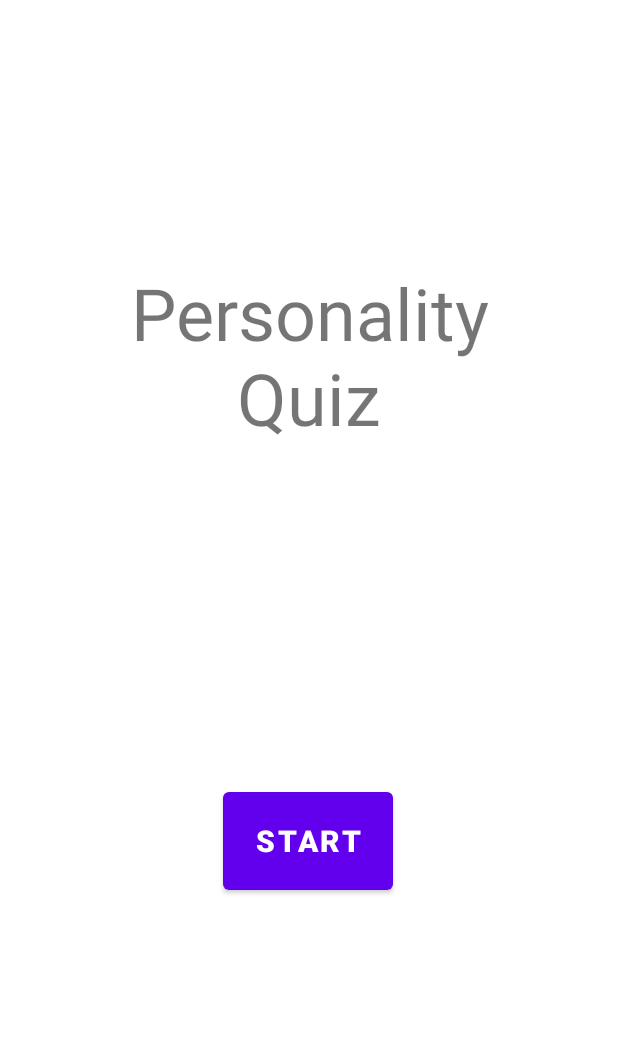
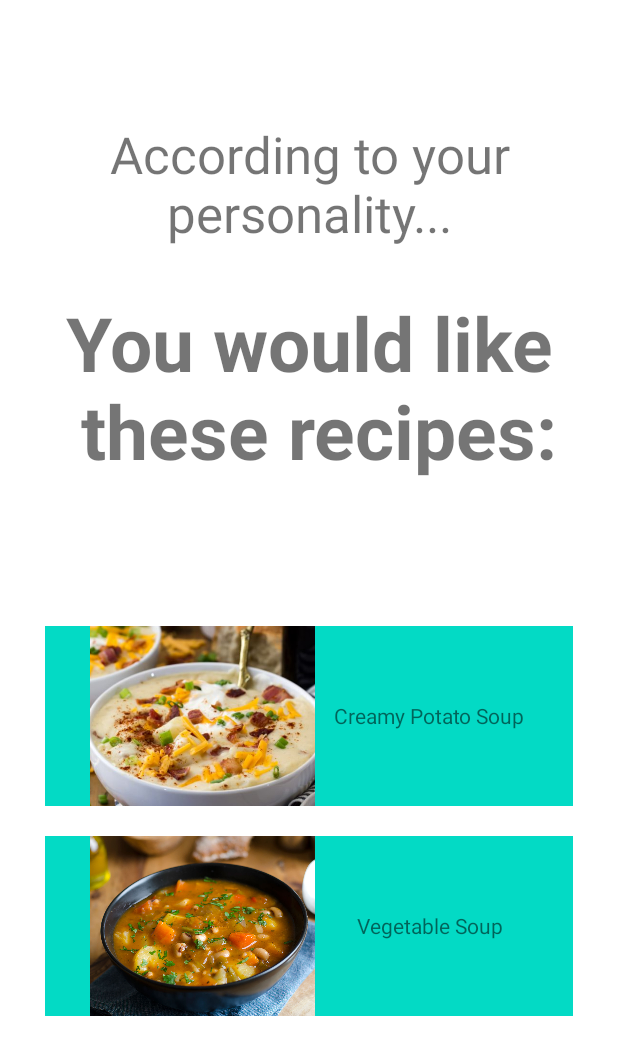
Before and after one commit to hwangdav000/Munchies, an Android app: the PersonalityQuizActivity screen opened directly, with no data from a screen before it, after a tap on "INTROVERT", on a phone screen of 412 x 824 dp. Shown: the top 1055 px of the screen. Run offline under Robolectric (Android 15) with nearby library versions, the light colour scheme and no system bars; Roboto replaces fonts that are not available here; 2 other taps on this screen came first.

Commit message:
completed personality quiz and recipe pages - need more styling

```diff
--- a/app/src/main/java/com/example/csci5115_munchies/PersonalityQuizActivity.java
+++ b/app/src/main/java/com/example/csci5115_munchies/PersonalityQuizActivity.java
@@ -36,14 +36,20 @@ public class PersonalityQuizActivity extends AppCompatActivity {
     private void updateQuestion(int a){
         if (a == 0){
             // check if reached last question
-            if (questionNum == questionLibrary.getSize()-1){
-                exitQuiz();
+            if (questionNum >= questionLibrary.getSize()-1){
+                Intent intent = new Intent(this, PersonalityQuizRecommendation.class);
+                startActivity(intent);
+                finish();
+                return;
             }
             questionNum++;
         } else {
             // if you click back at the first question, leave quiz
             if (questionNum == 0){
-                exitQuiz();
+                Intent intent = new Intent(this, PersonalityStart.class);
+                startActivity(intent);
+                finish();
+                return;
             }
             questionNum--;
         }
@@ -58,10 +64,5 @@ public class PersonalityQuizActivity extends AppCompatActivity {
         c2Text.setText(questionLibrary.getChoice2(questionNum));
     }
 
-    /** Start button starts the quiz */
-    public void exitQuiz() {
-        Intent intent = new Intent(this, PersonalityStart.class);
-        startActivity(intent);
-    }
 
 }
--- a/app/src/main/res/layout/activity_personality_quiz_recommendation.xml
+++ b/app/src/main/res/layout/activity_personality_quiz_recommendation.xml
@@ -13,7 +13,7 @@
         android:layout_marginTop="80dp"
         android:gravity="center"
         android:text="According to your personality..."
-        android:textSize="30dp"
+        android:textSize="34sp"
         app:layout_constraintEnd_toEndOf="parent"
         app:layout_constraintStart_toStartOf="parent"
         app:layout_constraintTop_toTopOf="parent" />
@@ -22,10 +22,10 @@
         android:id="@+id/preface2"
         android:layout_width="wrap_content"
         android:layout_height="wrap_content"
-        android:layout_marginTop="50dp"
+        android:layout_marginTop="30dp"
         android:gravity="center"
         android:text="You would like\n these recipes:"
-        android:textSize="40dp"
+        android:textSize="50dp"
         android:textStyle="bold"
         app:layout_constraintEnd_toEndOf="parent"
         app:layout_constraintStart_toStartOf="parent"
@@ -35,6 +35,69 @@
         android:layout_width="match_parent"
         android:layout_height="wrap_content"
         android:layout_marginTop="30dp"
+        android:layout_marginBottom="80dp"
         android:orientation="vertical"
-        app:layout_constraintTop_toBottomOf="@+id/preface2"></LinearLayout>
+        app:layout_constraintBottom_toBottomOf="parent"
+        app:layout_constraintTop_toBottomOf="@+id/preface2">
+
+        <LinearLayout
+            android:id="@+id/potatoSoupButton"
+            android:layout_width="match_parent"
+            android:layout_height="wrap_content"
+            android:layout_marginLeft="30dp"
+            android:layout_marginRight="30dp"
+            android:background="@color/teal_200"
+            android:clickable="true"
+            android:onClick="gotoRecipe"
+            android:orientation="horizontal">
+
+            <ImageView
+                android:layout_width="150dp"
+                android:layout_height="120dp"
+                android:layout_gravity="left"
+                android:layout_marginLeft="30dp"
+                android:adjustViewBounds="true"
+                android:scaleType="centerCrop"
+                app:srcCompat="@drawable/potatoimg" />
+
+            <TextView
+                android:layout_width="wrap_content"
+                android:layout_height="match_parent"
+                android:layout_marginLeft="10dp"
+                android:layout_marginRight="30dp"
+                android:layout_weight="1"
+                android:gravity="center"
+                android:text="Creamy Potato Soup" />
+
+        </LinearLayout>
+
+        <LinearLayout
+            android:layout_width="match_parent"
+            android:layout_height="wrap_content"
+            android:layout_marginLeft="30dp"
+            android:layout_marginTop="20dp"
+            android:layout_marginRight="30dp"
+            android:background="@color/teal_200"
+            android:orientation="horizontal">
+
+            <ImageView
+                android:layout_width="150dp"
+                android:layout_height="120dp"
+                android:layout_gravity="left"
+                android:layout_marginLeft="30dp"
+                android:adjustViewBounds="true"
+                android:scaleType="centerCrop"
+                app:srcCompat="@drawable/hearty_vegetarian_soup" />
+
+            <TextView
+                android:layout_width="wrap_content"
+                android:layout_height="match_parent"
+                android:layout_marginLeft="10dp"
+                android:layout_marginRight="30dp"
+                android:layout_weight="1"
+                android:gravity="center"
+                android:text="Vegetable Soup" />
+
+        </LinearLayout>
+    </LinearLayout>
 </androidx.constraintlayout.widget.ConstraintLayout>
```
Also changed, not shown: app/src/main/AndroidManifest.xml (+5 -4 lines), app/src/main/java/com/example/csci5115_munchies/PersonalityQuizRecommendation.java (+8 -0 lines), app/src/main/res/layout/activity_recipe_page.xml (+52 -6 lines).
